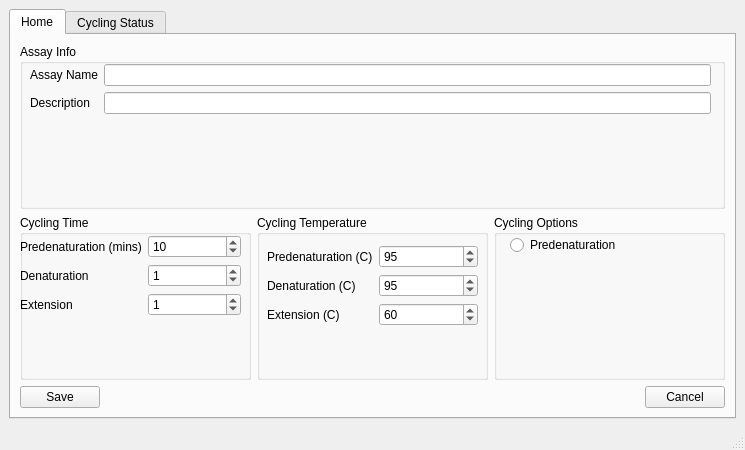
Before: the Qt Designer form ui_files/mainwindow.ui in erfanhamD/pcr_app, drawn with Qt 5.
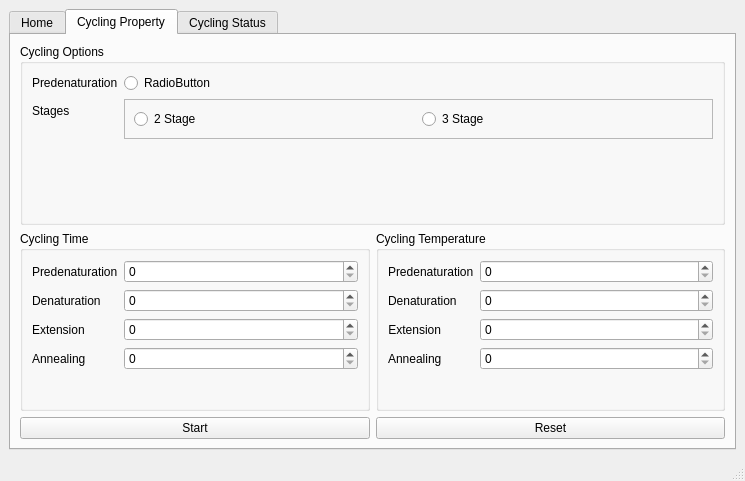
After: the same form once the commit is applied. Custom widgets are drawn as their Qt base class.

Commit message: added a new tab to mainwindow

```diff
--- a/ui_files/mainwindow.ui
+++ b/ui_files/mainwindow.ui
@@ -7,7 +7,7 @@
     <x>0</x>
     <y>0</y>
     <width>745</width>
-    <height>450</height>
+    <height>481</height>
    </rect>
   </property>
   <property name="windowTitle">
@@ -27,7 +27,7 @@
        <enum>QTabWidget::North</enum>
       </property>
       <property name="currentIndex">
-       <number>0</number>
+       <number>1</number>
       </property>
       <widget class="QWidget" name="tab_home">
        <attribute name="title">
@@ -36,161 +36,7 @@
        <layout class="QVBoxLayout" name="verticalLayout_2">
         <item>
          <layout class="QGridLayout" name="gridLayout">
-          <item row="1" column="0">
-           <widget class="QGroupBox" name="groupBox_4">
-            <property name="title">
-             <string>Cycling Time</string>
-            </property>
-            <widget class="QWidget" name="formLayoutWidget_2">
-             <property name="geometry">
-              <rect>
-               <x>0</x>
-               <y>20</y>
-               <width>221</width>
-               <height>111</height>
-              </rect>
-             </property>
-             <layout class="QFormLayout" name="formLayout_2">
-              <property name="labelAlignment">
-               <set>Qt::AlignLeading|Qt::AlignLeft|Qt::AlignVCenter</set>
-              </property>
-              <item row="0" column="0">
-               <widget class="QLabel" name="label_3">
-                <property name="text">
-                 <string>Predenaturation (mins)</string>
-                </property>
-               </widget>
-              </item>
-              <item row="0" column="1">
-               <widget class="QSpinBox" name="spinBox">
-                <property name="value">
-                 <number>10</number>
-                </property>
-               </widget>
-              </item>
-              <item row="1" column="0">
-               <widget class="QLabel" name="label_4">
-                <property name="text">
-                 <string>Denaturation</string>
-                </property>
-               </widget>
-              </item>
-              <item row="1" column="1">
-               <widget class="QSpinBox" name="spinBox_2">
-                <property name="value">
-                 <number>1</number>
-                </property>
-               </widget>
-              </item>
-              <item row="2" column="1">
-               <widget class="QSpinBox" name="spinBox_3">
-                <property name="value">
-                 <number>1</number>
-                </property>
-               </widget>
-              </item>
-              <item row="2" column="0">
-               <widget class="QLabel" name="label_5">
-                <property name="text">
-                 <string>Extension</string>
-                </property>
-               </widget>
-              </item>
-             </layout>
-            </widget>
-           </widget>
-          </item>
-          <item row="1" column="1">
-           <widget class="QGroupBox" name="groupBox_5">
-            <property name="title">
-             <string>Cycling Temperature</string>
-            </property>
-            <widget class="QWidget" name="formLayoutWidget_3">
-             <property name="geometry">
-              <rect>
-               <x>10</x>
-               <y>30</y>
-               <width>211</width>
-               <height>111</height>
-              </rect>
-             </property>
-             <layout class="QFormLayout" name="formLayout_3">
-              <property name="labelAlignment">
-               <set>Qt::AlignLeading|Qt::AlignLeft|Qt::AlignVCenter</set>
-              </property>
-              <item row="0" column="0">
-               <widget class="QLabel" name="label_6">
-                <property name="text">
-                 <string>Predenaturation (C)</string>
-                </property>
-               </widget>
-              </item>
-              <item row="0" column="1">
-               <widget class="QSpinBox" name="spinBox_4">
-                <property name="value">
-                 <number>95</number>
-                </property>
-               </widget>
-              </item>
-              <item row="1" column="0">
-               <widget class="QLabel" name="label_7">
-                <property name="text">
-                 <string>Denaturation (C)</string>
-                </property>
-               </widget>
-              </item>
-              <item row="1" column="1">
-               <widget class="QSpinBox" name="spinBox_5">
-                <property name="value">
-                 <number>95</number>
-                </property>
-               </widget>
-              </item>
-              <item row="2" column="0">
-               <widget class="QLabel" name="label_8">
-                <property name="text">
-                 <string>Extension (C)</string>
-                </property>
-               </widget>
-              </item>
-              <item row="2" column="1">
-               <widget class="QSpinBox" name="spinBox_6">
-                <property name="value">
-                 <number>60</number>
-                </property>
-               </widget>
-              </item>
-             </layout>
-            </widget>
-           </widget>
-          </item>
-          <item row="1" column="2">
-           <widget class="QGroupBox" name="groupBox_6">
-            <property name="title">
-             <string>Cycling Options</string>
-            </property>
-            <widget class="QWidget" name="formLayoutWidget_4">
-             <property name="geometry">
-              <rect>
-               <x>10</x>
-               <y>20</y>
-               <width>203</width>
-               <height>121</height>
-              </rect>
-             </property>
-             <layout class="QFormLayout" name="formLayout_4">
-              <item row="0" column="1">
-               <widget class="QRadioButton" name="radioButton">
-                <property name="text">
-                 <string>Predenaturation</string>
-                </property>
-               </widget>
-              </item>
-             </layout>
-            </widget>
-           </widget>
-          </item>
-          <item row="0" column="0" colspan="3">
+          <item row="0" column="0" colspan="2">
            <widget class="QGroupBox" name="groupBox_2">
             <property name="title">
              <string>Assay Info</string>
@@ -264,6 +110,199 @@
         </item>
        </layout>
       </widget>
+      <widget class="QWidget" name="tab_prop">
+       <attribute name="title">
+        <string>Cycling Property</string>
+       </attribute>
+       <layout class="QGridLayout" name="gridLayout_3">
+        <item row="0" column="0" colspan="2">
+         <widget class="QGroupBox" name="groupBox">
+          <property name="sizePolicy">
+           <sizepolicy hsizetype="Preferred" vsizetype="Minimum">
+            <horstretch>0</horstretch>
+            <verstretch>0</verstretch>
+           </sizepolicy>
+          </property>
+          <property name="title">
+           <string>Cycling Options</string>
+          </property>
+          <layout class="QFormLayout" name="formLayout_3">
+           <property name="sizeConstraint">
+            <enum>QLayout::SetMinimumSize</enum>
+           </property>
+           <item row="0" column="0">
+            <widget class="QLabel" name="label_5">
+             <property name="text">
+              <string>Predenaturation</string>
+             </property>
+            </widget>
+           </item>
+           <item row="0" column="1">
+            <widget class="QRadioButton" name="radioButton_3">
+             <property name="text">
+              <string>RadioButton</string>
+             </property>
+            </widget>
+           </item>
+           <item row="1" column="0">
+            <widget class="QLabel" name="label_13">
+             <property name="text">
+              <string>Stages</string>
+             </property>
+            </widget>
+           </item>
+           <item row="1" column="1">
+            <widget class="QFrame" name="frame">
+             <property name="frameShape">
+              <enum>QFrame::StyledPanel</enum>
+             </property>
+             <property name="frameShadow">
+              <enum>QFrame::Raised</enum>
+             </property>
+             <layout class="QHBoxLayout" name="horizontalLayout_4">
+              <item>
+               <widget class="QRadioButton" name="radioButton_5">
+                <property name="text">
+                 <string>2 Stage</string>
+                </property>
+               </widget>
+              </item>
+              <item>
+               <widget class="QRadioButton" name="radioButton_4">
+                <property name="text">
+                 <string>3 Stage</string>
+                </property>
+               </widget>
+              </item>
+             </layout>
+            </widget>
+           </item>
+          </layout>
+         </widget>
+        </item>
+        <item row="1" column="0">
+         <widget class="QGroupBox" name="groupBox_4">
+          <property name="title">
+           <string>Cycling Time</string>
+          </property>
+          <layout class="QFormLayout" name="formLayout_7">
+           <item row="0" column="0">
+            <widget class="QLabel" name="label_6">
+             <property name="text">
+              <string>Predenaturation</string>
+             </property>
+            </widget>
+           </item>
+           <item row="0" column="1">
+            <widget class="QSpinBox" name="spinBox"/>
+           </item>
+           <item row="1" column="0">
+            <widget class="QLabel" name="label_8">
+             <property name="text">
+              <string>Denaturation</string>
+             </property>
+            </widget>
+           </item>
+           <item row="1" column="1">
+            <widget class="QSpinBox" name="spinBox_2"/>
+           </item>
+           <item row="2" column="0">
+            <widget class="QLabel" name="label_12">
+             <property name="text">
+              <string>Extension</string>
+             </property>
+            </widget>
+           </item>
+           <item row="2" column="1">
+            <widget class="QSpinBox" name="spinBox_3"/>
+           </item>
+           <item row="3" column="0">
+            <widget class="QLabel" name="label_14">
+             <property name="text">
+              <string>Annealing</string>
+             </property>
+            </widget>
+           </item>
+           <item row="3" column="1">
+            <widget class="QSpinBox" name="spinBox_4"/>
+           </item>
+          </layout>
+         </widget>
+        </item>
+        <item row="1" column="1">
+         <widget class="QGroupBox" name="groupBox_6">
+          <property name="title">
+           <string>Cycling Temperature</string>
+          </property>
+          <layout class="QFormLayout" name="formLayout_8">
+           <property name="labelAlignment">
+            <set>Qt::AlignLeading|Qt::AlignLeft|Qt::AlignVCenter</set>
+           </property>
+           <item row="0" column="0">
+            <widget class="QLabel" name="label_7">
+             <property name="text">
+              <string>Predenaturation</string>
+             </property>
+            </widget>
+           </item>
+           <item row="1" column="0">
+            <widget class="QLabel" name="label_15">
+             <property name="text">
+              <string>Denaturation</string>
+             </property>
+            </widget>
+           </item>
+           <item row="2" column="0">
+            <widget class="QLabel" name="label_16">
+             <property name="text">
+              <string>Extension</string>
+             </property>
+             <property name="alignment">
+              <set>Qt::AlignRight|Qt::AlignTrailing|Qt::AlignVCenter</set>
+             </property>
+            </widget>
+           </item>
+           <item row="3" column="0">
+            <widget class="QLabel" name="label_17">
+             <property name="text">
+              <string>Annealing</string>
+             </property>
+             <property name="alignment">
+              <set>Qt::AlignLeading|Qt::AlignLeft|Qt::AlignVCenter</set>
+             </property>
+            </widget>
+           </item>
+           <item row="0" column="1">
+            <widget class="QSpinBox" name="spinBox_5"/>
+           </item>
+           <item row="1" column="1">
+            <widget class="QSpinBox" name="spinBox_6"/>
+           </item>
+           <item row="2" column="1">
+            <widget class="QSpinBox" name="spinBox_10"/>
+           </item>
+           <item row="3" column="1">
+            <widget class="QSpinBox" name="spinBox_11"/>
+           </item>
+          </layout>
+         </widget>
+        </item>
+        <item row="2" column="0">
+         <widget class="QPushButton" name="pushButton">
+          <property name="text">
+           <string>Start</string>
+          </property>
+         </widget>
+        </item>
+        <item row="2" column="1">
+         <widget class="QPushButton" name="pushButton_2">
+          <property name="text">
+           <string>Reset</string>
+          </property>
+         </widget>
+        </item>
+       </layout>
+      </widget>
       <widget class="QWidget" name="tab_cycle">
        <attribute name="title">
         <string>Cycling Status</string>
```
